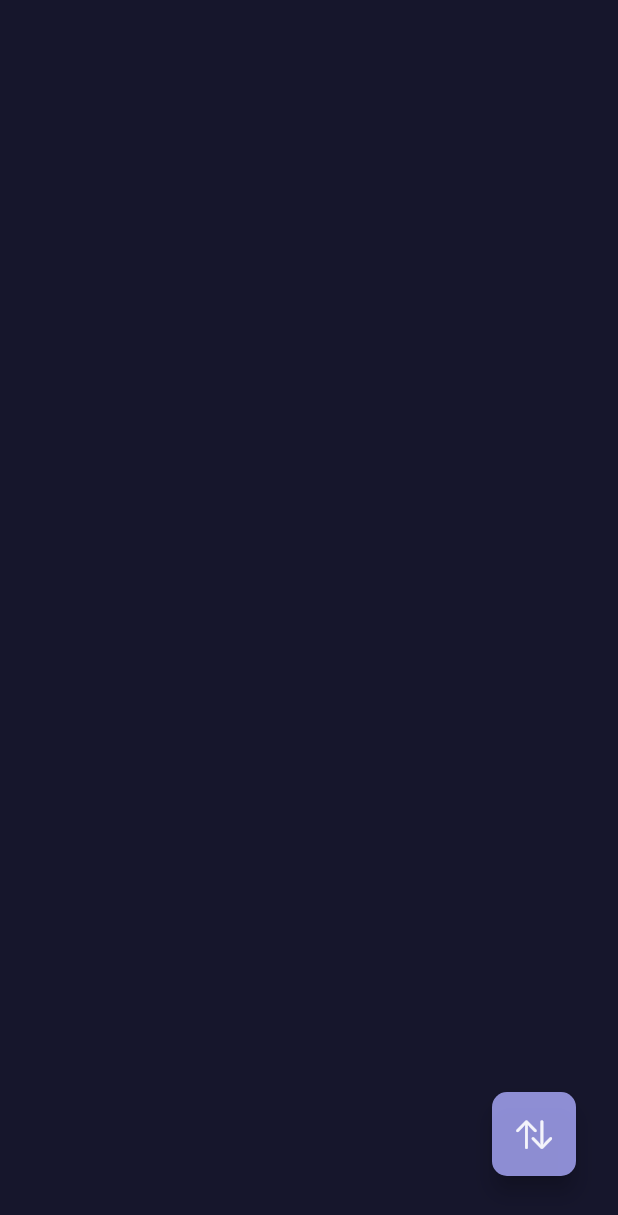
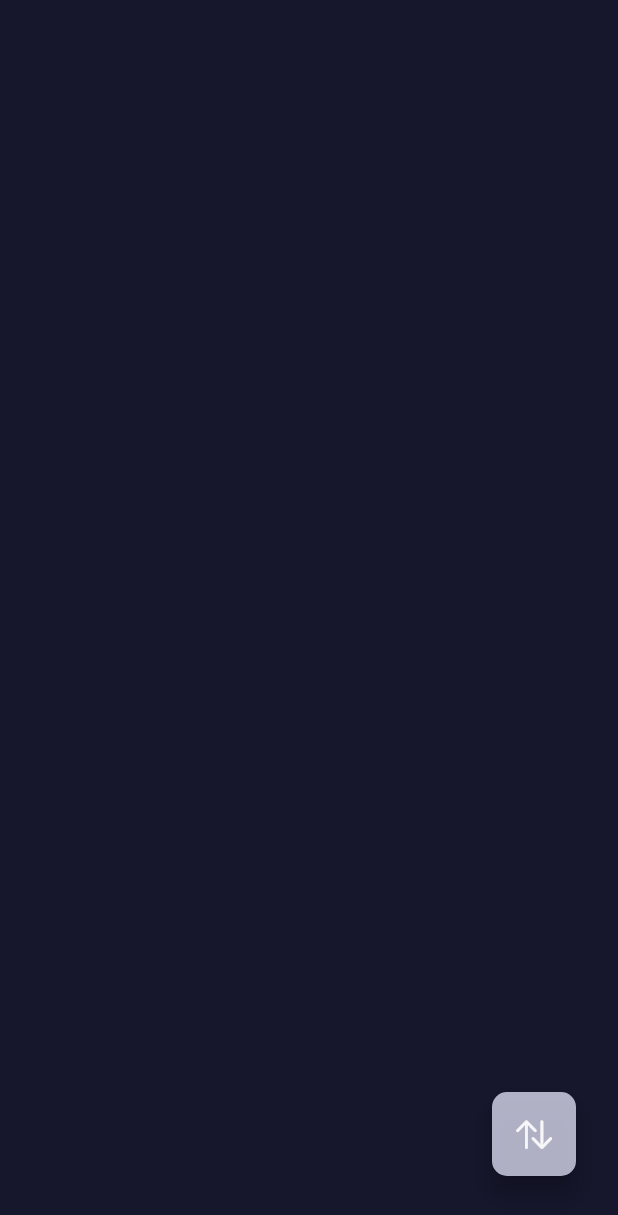
Before and after one commit to Louis-Ian/DogeFinances, a Flutter app: the screen it shows after launch, on a phone screen of 412 x 824 dp. Shown: the top 1215 px of the screen. Run offline on Flutter 3.47's test engine with Material 2 defaults, Android fonts, the light colour scheme and no system bars.

Commit message:
Project structuring

```diff
--- a/doge_finances/lib/main.dart
+++ b/doge_finances/lib/main.dart
@@ -1,6 +1,6 @@
 import 'package:flutter/cupertino.dart';
 import 'package:flutter/material.dart';
-import 'package:doge_finances/colors.dart';
+import 'package:doge_finances/theme/colors.dart';
 
 void main() {
   runApp(MyApp());
@@ -40,7 +40,7 @@ class _MyHomePageState extends State<MyHomePage> {
           shape: RoundedRectangleBorder(borderRadius:
             BorderRadius.all(Radius.circular(10)),
           ),
-          backgroundColor: dogeLilac.withOpacity(0.8),
+          backgroundColor: dogeIce.withOpacity(0.8),
         ),
       ),
     );
--- a/doge_finances/lib/colors.dart
+++ b/doge_finances/lib/theme/colors.dart
@@ -5,4 +5,5 @@ const dogeBlack = const Color.fromRGBO(0, 0, 0, 1);
 const dogeMidnight = const Color.fromRGBO(22, 22, 44, 1);
 const dogeCloudy = const Color.fromRGBO(61, 60, 85, 1);
 const dogeLilac = const Color.fromRGBO(172, 172, 255, 1);
+const dogeIce = const Color.fromRGBO(216, 216, 238, 1);
 const dogeWhite = const Color.fromRGBO(255, 255, 255, 1);
```
Also changed, not shown: doge_finances/lib/routes.dart (added), 1 other file.
